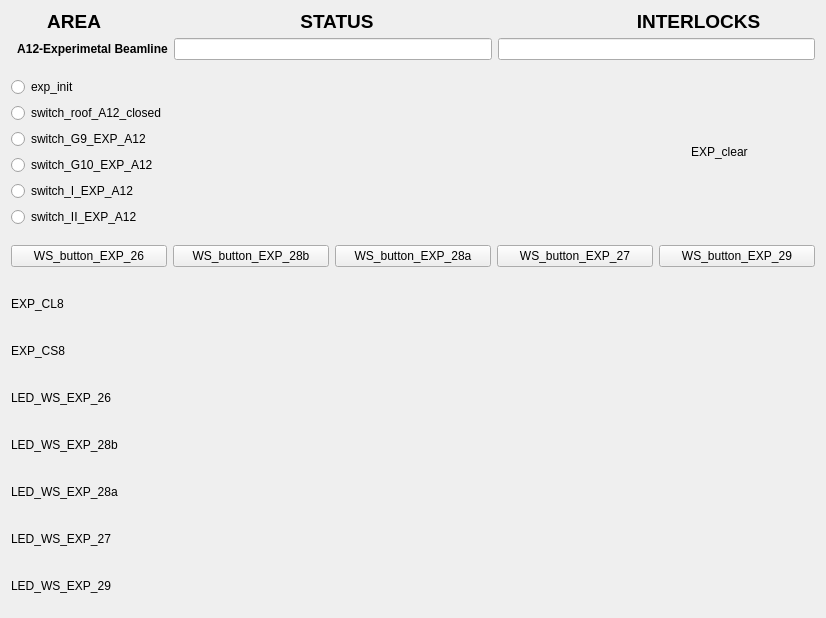
Above: vcsDisplays/exp.ui from yannS2016/tlabsVCS before the change. Below: the same form after it.
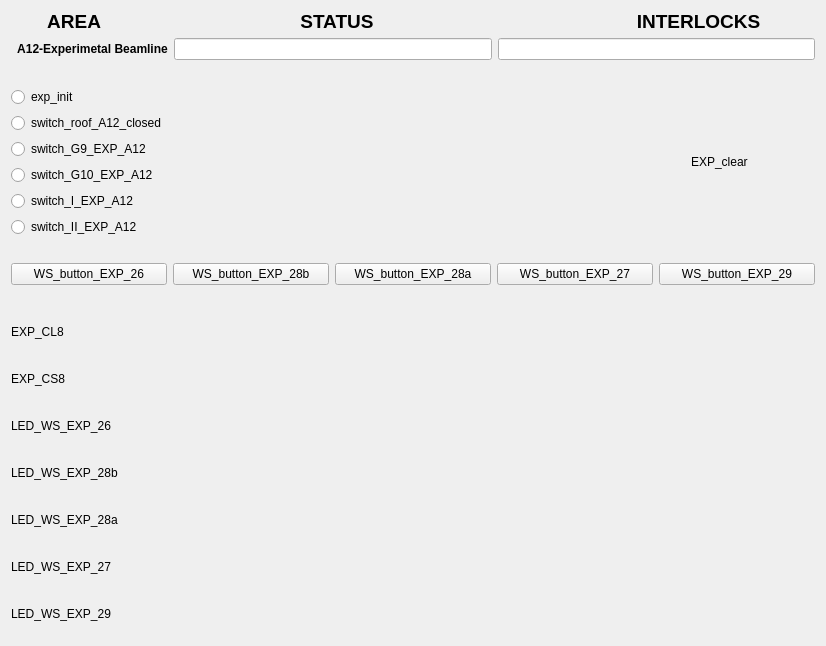
That is the form after the change. Custom widgets are drawn as their Qt base class.

```diff
--- a/vcsDisplays/exp.ui
+++ b/vcsDisplays/exp.ui
@@ -7,7 +7,7 @@
     <x>0</x>
     <y>0</y>
     <width>826</width>
-    <height>618</height>
+    <height>646</height>
    </rect>
   </property>
   <property name="windowTitle">
```
Left out of the diff: 2 changed lines with no effect on the pictures.
